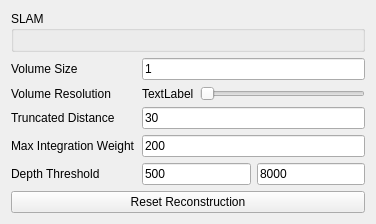
Before: the Qt Designer form intern/src/editor_gui/edit_inspector_slam.ui in swantmon/saltwater, drawn with Qt 5.
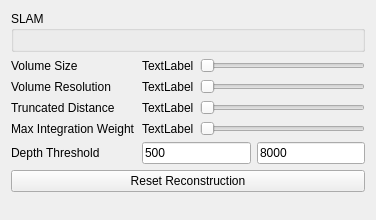
After: the same form once the commit is applied.

Commit message: Add sliders for other reconstruction settings

```diff
--- a/intern/src/editor_gui/edit_inspector_slam.ui
+++ b/intern/src/editor_gui/edit_inspector_slam.ui
@@ -24,13 +24,6 @@
    </item>
    <item>
     <layout class="QGridLayout" name="gridLayout_2">
-     <item row="0" column="1">
-      <widget class="QLineEdit" name="m_pVolumeSizeLE">
-       <property name="text">
-        <string>1</string>
-       </property>
-      </widget>
-     </item>
      <item row="1" column="0">
       <widget class="QLabel" name="label_2">
        <property name="text">
@@ -59,20 +52,6 @@
        </property>
       </widget>
      </item>
-     <item row="2" column="1">
-      <widget class="QLineEdit" name="m_pTruncatedDistanceLE">
-       <property name="text">
-        <string>30</string>
-       </property>
-      </widget>
-     </item>
-     <item row="3" column="1">
-      <widget class="QLineEdit" name="m_pMaxIntegrationWeightLE">
-       <property name="text">
-        <string>200</string>
-       </property>
-      </widget>
-     </item>
      <item row="4" column="0">
       <widget class="QLabel" name="label_5">
        <property name="text">
@@ -116,6 +95,66 @@
        </item>
       </layout>
      </item>
+     <item row="2" column="1">
+      <layout class="QHBoxLayout" name="horizontalLayout_3">
+       <item>
+        <widget class="QLabel" name="m_pTruncatedDistanceTL">
+         <property name="text">
+          <string>TextLabel</string>
+         </property>
+        </widget>
+       </item>
+       <item>
+        <widget class="QSlider" name="m_pTruncatedDistanceHS">
+         <property name="orientation">
+          <enum>Qt::Horizontal</enum>
+         </property>
+        </widget>
+       </item>
+      </layout>
+     </item>
+     <item row="3" column="1">
+      <layout class="QHBoxLayout" name="horizontalLayout_4">
+       <item>
+        <widget class="QLabel" name="m_pWeightTL">
+         <property name="text">
+          <string>TextLabel</string>
+         </property>
+        </widget>
+       </item>
+       <item>
+        <widget class="QSlider" name="m_pWeightHS">
+         <property name="orientation">
+          <enum>Qt::Horizontal</enum>
+         </property>
+        </widget>
+       </item>
+      </layout>
+     </item>
+     <item row="0" column="1">
+      <layout class="QHBoxLayout" name="horizontalLayout_5">
+       <item>
+        <widget class="QLabel" name="m_pSizeTL">
+         <property name="enabled">
+          <bool>true</bool>
+         </property>
+         <property name="text">
+          <string>TextLabel</string>
+         </property>
+        </widget>
+       </item>
+       <item>
+        <widget class="QSlider" name="m_pSizeHS">
+         <property name="enabled">
+          <bool>false</bool>
+         </property>
+         <property name="orientation">
+          <enum>Qt::Horizontal</enum>
+         </property>
+        </widget>
+       </item>
+      </layout>
+     </item>
     </layout>
    </item>
    <item>
```
Left out of the diff: 42 changed lines with no effect on the pictures. The commit also changes 2 other files.
